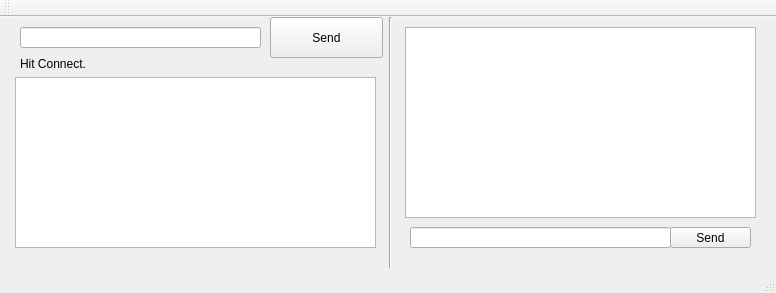
Above: clientguiqt/mainwindow.ui from kevin940726/ClientSocket before the change. Below: the same form after it.
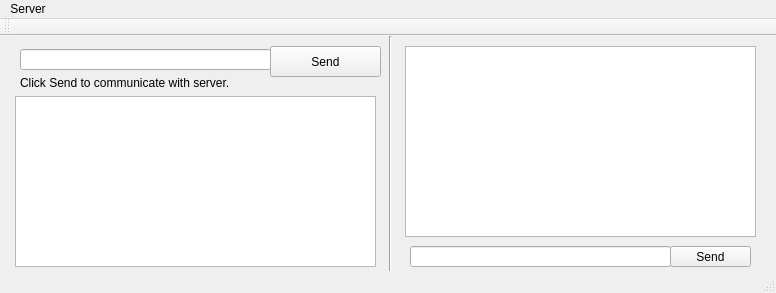
That is the form after the change.

```diff
--- a/clientguiqt/mainwindow.ui
+++ b/clientguiqt/mainwindow.ui
@@ -24,7 +24,7 @@
      </rect>
     </property>
     <property name="text">
-     <string>Hit Connect.</string>
+     <string>Click Send to communicate with server.</string>
     </property>
     <property name="alignment">
      <set>Qt::AlignLeading|Qt::AlignLeft|Qt::AlignTop</set>
@@ -34,8 +34,8 @@
     <property name="geometry">
      <rect>
       <x>20</x>
-      <y>10</y>
-      <width>241</width>
+      <y>13</y>
+      <width>251</width>
       <height>21</height>
      </rect>
     </property>
@@ -44,9 +44,9 @@
     <property name="geometry">
      <rect>
       <x>270</x>
-      <y>0</y>
-      <width>113</width>
-      <height>41</height>
+      <y>10</y>
+      <width>111</width>
+      <height>31</height>
      </rect>
     </property>
     <property name="text">
@@ -119,6 +119,13 @@
      <height>22</height>
     </rect>
    </property>
+   <widget class="QMenu" name="menuServer">
+    <property name="title">
+     <string>Server</string>
+    </property>
+    <addaction name="actionReconnect"/>
+   </widget>
+   <addaction name="menuServer"/>
   </widget>
   <widget class="QToolBar" name="mainToolBar">
    <attribute name="toolBarArea">
```
Left out of the diff: 5 changed lines with no effect on the pictures.
